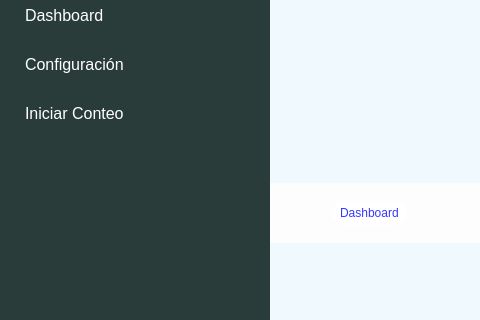
Above: interfaces/mainAICountDrive.ui from Andonny1up/AICountDrive before the change; both pictures show x 0 to 480 and y 87 to 407 of the 800 by 600 pixel window. Below: the same form after it.
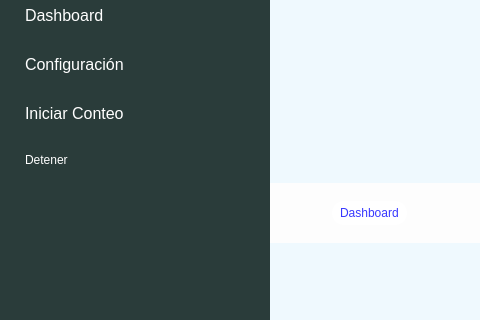
That is the form after the change. Icons and pictures are not drawn.

The edit to the form file:
```diff
--- a/interfaces/mainAICountDrive.ui
+++ b/interfaces/mainAICountDrive.ui
@@ -307,6 +307,16 @@
                </property>
               </widget>
              </item>
+             <item>
+              <widget class="QPushButton" name="btnDestroy">
+               <property name="cursor">
+                <cursorShape>PointingHandCursor</cursorShape>
+               </property>
+               <property name="text">
+                <string>Detener</string>
+               </property>
+              </widget>
+             </item>
             </layout>
            </widget>
           </item>
```
